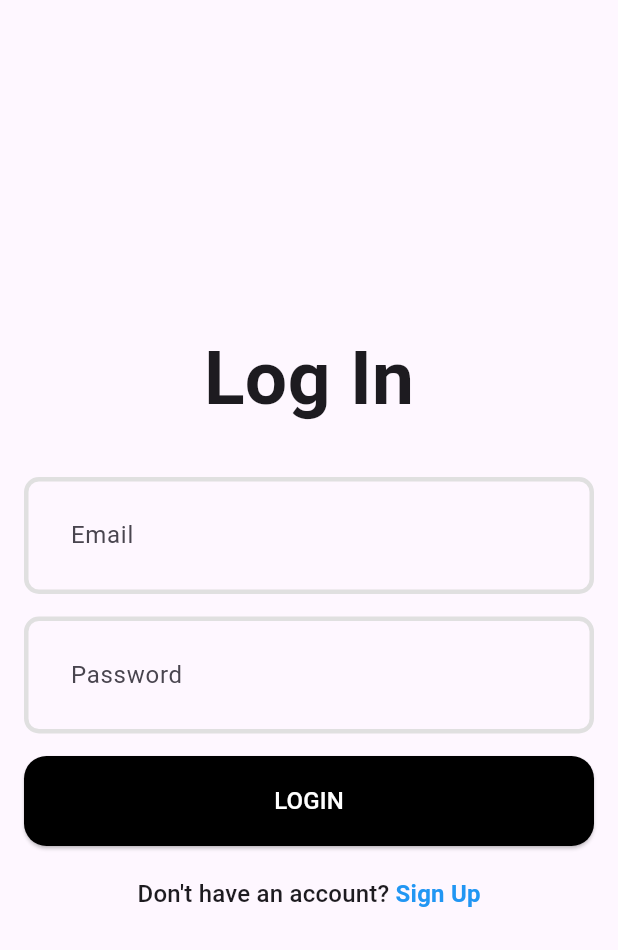
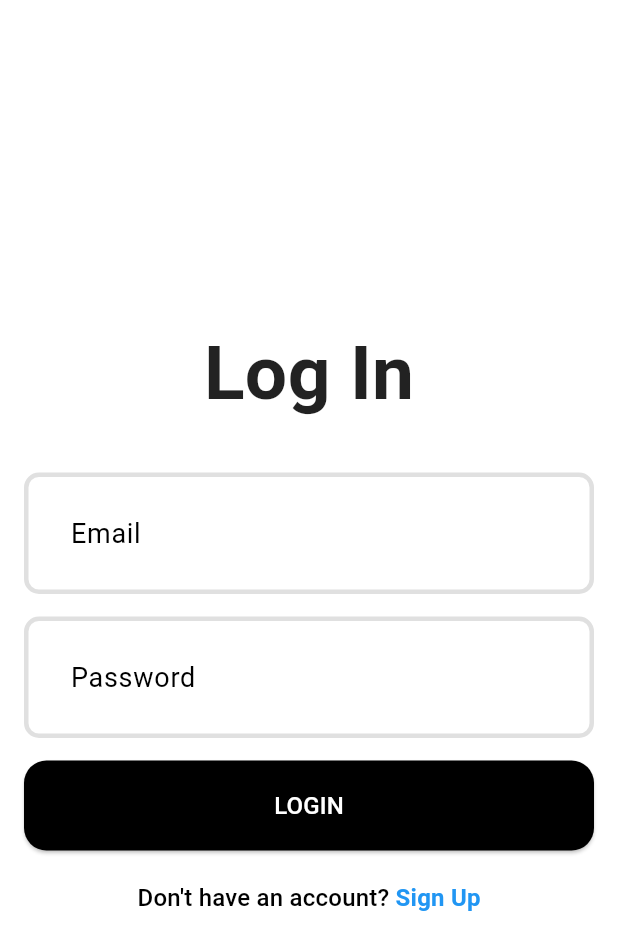
Before and after one commit to EmreDmrell/task-manager, a Flutter app: the screen it shows after launch, after a tap on "Skip", on a phone screen of 412 x 824 dp. Shown: the top 950 px of the screen. Run offline on Flutter 3.47's test engine with Material 3 defaults, Android fonts, the phone set to English and light mode, and no system bars; drawn by our look-alikes of showcaseview; our stand-ins replace connectivity_plus, flutter_bloc, introduction_screen, shared_preferences, sqflite; missing offline and left inert: flex_color_picker; accounts and stored records are empty; Roboto replaces fonts that are missing (Cera Pro).

Commit message:
feat: Implement theme settings page and provider for dynamic theme management

```diff
--- /dev/null
+++ b/frontend/lib/core/theme/app_theme.dart
@@ -0,0 +1,173 @@
+import 'package:flutter/material.dart';
+
+class AppTheme {
+  static ThemeData get lightTheme => ThemeData(
+        colorScheme: ColorScheme.light(
+          primary: Colors.deepOrangeAccent,
+          secondary: Colors.deepOrangeAccent,
+        ),
+        textTheme: TextTheme(
+          displayLarge: TextStyle(
+            color: Colors.black87,
+            fontSize: 32,
+            fontWeight: FontWeight.bold,
+          ),
+          displayMedium: TextStyle(
+            color: Colors.black87,
+            fontSize: 28,
+            fontWeight: FontWeight.bold,
+          ),
+          displaySmall: TextStyle(
+            color: Colors.black87,
+            fontSize: 24,
+            fontWeight: FontWeight.bold,
+          ),
+          bodyLarge: TextStyle(
+            color: Colors.black87,
+            fontSize: 18,
+          ),
+          bodyMedium: TextStyle(
+            color: Colors.black87,
+            fontSize: 16,
+          ),
+          bodySmall: TextStyle(
+            color: Colors.black87,
+            fontSize: 14,
+          ),
+        ),
+        inputDecorationTheme: InputDecorationTheme(
+          contentPadding: const EdgeInsets.all(27),
+          enabledBorder: OutlineInputBorder(
+            borderSide: BorderSide(
+              color: Colors.grey.shade300,
+              width: 3,
+            ),
+            borderRadius: BorderRadius.circular(10),
+          ),
+          focusedBorder: OutlineInputBorder(
+            borderSide: const BorderSide(
+              width: 3,
+            ),
+            borderRadius: BorderRadius.circular(10),
+          ),
+          border: OutlineInputBorder(
+            borderSide: const BorderSide(
+              width: 3,
+            ),
+            borderRadius: BorderRadius.circular(10),
+          ),
+          errorBorder: OutlineInputBorder(
+            borderSide: const BorderSide(
+              color: Colors.red,
+              width: 3,
+            ),
+            borderRadius: BorderRadius.circular(10),
+          ),
+        ),
+        elevatedButtonTheme: ElevatedButtonThemeData(
+          style: ElevatedButton.styleFrom(
+            backgroundColor: Colors.black,
+            minimumSize: const Size(double.infinity, 60),
+            shape: RoundedRectangleBorder(
+              borderRadius: BorderRadius.circular(15),
+            ),
+          ),
+        ),
+        useMaterial3: true,
+        textSelectionTheme: const TextSelectionThemeData(
+          selectionHandleColor: Colors.transparent,
+        ),
+      );
+
+  static ThemeData get darkTheme => ThemeData(
+        colorScheme: ColorScheme.dark(
+          primary: Colors.deepOrangeAccent,
+          secondary: Colors.deepOrangeAccent,
+          surface: Colors.grey[850]!,
+        ),
+        textTheme: TextTheme(
+          displayLarge: TextStyle(
+            color: Colors.white,
+            fontSize: 32,
+            fontWeight: FontWeight.bold,
+          ),
+          displayMedium: TextStyle(
+            color: Colors.white,
+            fontSize: 28,
+            fontWeight: FontWeight.bold,
+          ),
+          displaySmall: TextStyle(
+            color: Colors.white,
+            fontSize: 24,
+            fontWeight: FontWeight.bold,
+          ),
+          bodyLarge: TextStyle(
+            color: Colors.white,
+            fontSize: 18,
+          ),
+          bodyMedium: TextStyle(
+            color: Colors.white,
+            fontSize: 16,
+          ),
+          bodySmall: TextStyle(
+            color: Colors.white,
+            fontSize: 14,
+          ),
+        ),
+        scaffoldBackgroundColor: Colors.grey[900],
+        drawerTheme: DrawerThemeData(
+          backgroundColor: Colors.grey[850],
+        ),
+        appBarTheme: AppBarTheme(
+          backgroundColor: Colors.grey[850],
+        ),
+        // Add matching input decoration theme
+        inputDecorationTheme: InputDecorationTheme(
+          filled: true,
+          fillColor: Colors.grey[850],
+          enabledBorder: OutlineInputBorder(
+            borderSide: BorderSide(
+              color: Colors.grey[700]!,
+              width: 3,
+            ),
+            borderRadius: BorderRadius.circular(10),
+          ),
+          focusedBorder: OutlineInputBorder(
+            borderSide: const BorderSide(
+              color: Colors.deepOrangeAccent,
+              width: 3,
+            ),
+            borderRadius: BorderRadius.circular(10),
+          ),
+          border: OutlineInputBorder(
+            borderSide: BorderSide(
+              color: Colors.grey[700]!,
+              width: 3,
+            ),
+            borderRadius: BorderRadius.circular(10),
+          ),
+          errorBorder: OutlineInputBorder(
+            borderSide: const BorderSide(
+              color: Colors.red,
+              width: 3,
+            ),
+            borderRadius: BorderRadius.circular(10),
+          ),
+        ),
+        // Add matching elevated button theme
+        elevatedButtonTheme: ElevatedButtonThemeData(
+          style: ElevatedButton.styleFrom(
+            backgroundColor: Colors.deepOrangeAccent,
+            foregroundColor: Colors.white,
+            minimumSize: const Size(double.infinity, 60),
+            shape: RoundedRectangleBorder(
+              borderRadius: BorderRadius.circular(15),
+            ),
+          ),
+        ),
+        useMaterial3: true,
+        textSelectionTheme: const TextSelectionThemeData(
+          selectionHandleColor: Colors.transparent,
+        ),
+      );
+}
--- /dev/null
+++ b/frontend/lib/core/theme/theme_provider.dart
@@ -0,0 +1,41 @@
+import 'package:flutter/material.dart';
+import 'package:shared_preferences/shared_preferences.dart';
+
+class ThemeProvider with ChangeNotifier {
+  ThemeMode _themeMode = ThemeMode.system;
+  final String _themeModeKey = 'theme_mode';
+
+  ThemeMode get themeMode => _themeMode;
+
+  ThemeProvider() {
+    _loadThemeMode();
+  }
+
+  Future<void> _loadThemeMode() async {
+    final prefs = await SharedPreferences.getInstance();
+    final savedThemeMode = prefs.getString(_themeModeKey) ?? 'system';
+    setThemeMode(savedThemeMode);
+  }
+
+  Future<void> setThemeMode(String mode) async {
+    ThemeMode newMode;
+    switch (mode) {
+      case 'light':
+        newMode = ThemeMode.light;
+        break;
+      case 'dark':
+        newMode = ThemeMode.dark;
+        break;
+      default:
+        newMode = ThemeMode.system;
+    }
+
+    if (_themeMode != newMode) {
+      _themeMode = newMode;
+      notifyListeners();
+
+      final prefs = await SharedPreferences.getInstance();
+      await prefs.setString(_themeModeKey, mode);
+    }
+  }
+}
--- a/frontend/lib/features/onboarding/pages/onboarding_screen.dart
+++ b/frontend/lib/features/onboarding/pages/onboarding_screen.dart
@@ -1,5 +1,4 @@
 import 'package:flutter/material.dart';
-import 'package:flutter_svg/flutter_svg.dart';
 import 'package:frontend/features/auth/pages/login_page.dart';
 import 'package:introduction_screen/introduction_screen.dart';
 import 'package:shared_preferences/shared_preferences.dart';
--- a/frontend/lib/main.dart
+++ b/frontend/lib/main.dart
@@ -1,18 +1,22 @@
 import 'package:flutter/material.dart';
 import 'package:flutter_bloc/flutter_bloc.dart';
+import 'package:frontend/core/theme/app_theme.dart';
 import 'package:frontend/features/auth/cubit/auth_cubit.dart';
 import 'package:frontend/features/auth/pages/login_page.dart';
 import 'package:frontend/features/home/cubit/tasks_cubit.dart';
 import 'package:frontend/features/home/pages/home_page.dart';
 import 'package:frontend/features/onboarding/pages/onboarding_screen.dart';
 import 'package:frontend/router.dart';
+import 'package:provider/provider.dart';
 import 'package:shared_preferences/shared_preferences.dart';
 import 'package:showcaseview/showcaseview.dart';
+import 'package:frontend/core/theme/theme_provider.dart';
 
 void main() {
   runApp(ShowCaseWidget(
     builder: (context) => MultiBlocProvider(
       providers: [
+        ChangeNotifierProvider(create: (_) => ThemeProvider()),
         BlocProvider(create: (_) => AuthCubit()),
         BlocProvider(create: (_) => TasksCubit()),
       ],
@@ -55,51 +59,9 @@
   Widget build(BuildContext context) {
     return MaterialApp(
       title: 'Task App',
-      theme: ThemeData(
-        fontFamily: "Cera Pro",
-        inputDecorationTheme: InputDecorationTheme(
-          contentPadding: const EdgeInsets.all(27),
-          enabledBorder: OutlineInputBorder(
-            borderSide: BorderSide(
-              color: Colors.grey.shade300,
-              width: 3,
-            ),
-            borderRadius: BorderRadius.circular(10),
-          ),
-          focusedBorder: OutlineInputBorder(
-            borderSide: const BorderSide(
-              width: 3,
-            ),
-            borderRadius: BorderRadius.circular(10),
-          ),
-          border: OutlineInputBorder(
-            borderSide: const BorderSide(
-              width: 3,
-            ),
-            borderRadius: BorderRadius.circular(10),
-          ),
-          errorBorder: OutlineInputBorder(
-            borderSide: const BorderSide(
-              color: Colors.red,
-              width: 3,
-            ),
-            borderRadius: BorderRadius.circular(10),
-          ),
-        ),
-        elevatedButtonTheme: ElevatedButtonThemeData(
-          style: ElevatedButton.styleFrom(
-            backgroundColor: Colors.black,
-            minimumSize: const Size(double.infinity, 60),
-            shape: RoundedRectangleBorder(
-              borderRadius: BorderRadius.circular(15),
-            ),
-          ),
-        ),
-        useMaterial3: true,
-        textSelectionTheme: const TextSelectionThemeData(
-          selectionHandleColor: Colors.transparent,
-        ),
-      ),
+      theme: AppTheme.lightTheme,
+      darkTheme: AppTheme.darkTheme,
+      themeMode: context.watch<ThemeProvider>().themeMode,
       debugShowCheckedModeBanner: false,
       onGenerateRoute: (settings) => generateRoute(settings),
       home: !_initialized
--- a/frontend/lib/router.dart
+++ b/frontend/lib/router.dart
@@ -3,6 +3,7 @@
 import 'package:frontend/features/auth/pages/signup_page.dart';
 import 'package:frontend/features/home/pages/add_new_task_page.dart';
 import 'package:frontend/features/home/pages/home_page.dart';
+import 'package:frontend/features/settings/theme_settings_page.dart';
 
 Route<dynamic> generateRoute(RouteSettings settings) {
   switch (settings.name) {
@@ -22,6 +23,10 @@
       return MaterialPageRoute(
         builder: (_) => const AddNewTaskPage(),
       );
+    case ThemeSettingsPage.routeName:
+      return MaterialPageRoute(
+        builder: (_) => const ThemeSettingsPage(),
+      );
     default:
       return MaterialPageRoute(
         builder: (_) => Scaffold(
--- a/frontend/pubspec.yaml
+++ b/frontend/pubspec.yaml
@@ -46,6 +46,7 @@
   showcaseview: ^4.0.1
   introduction_screen: ^3.1.14
   flutter_svg: ^2.0.17
+  provider: ^6.1.2
 
 dev_dependencies:
   flutter_test:
```
Also changed, not shown: frontend/lib/features/home/pages/home_page.dart (+17 -5 lines), frontend/lib/features/home/widgets/date_selector.dart (+29 -8 lines), frontend/lib/features/settings/theme_settings_page.dart (added, +68 -0 lines), frontend/pubspec.lock.
